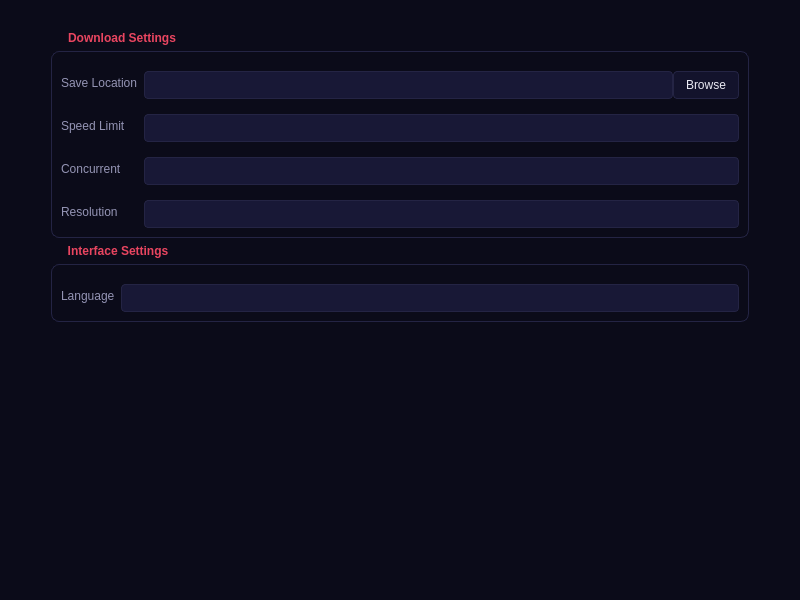
Old version of the form ui/SettingsPanel.ui in the repository Arean82/JableTV-MissAV-Downloader-GUI-2026.
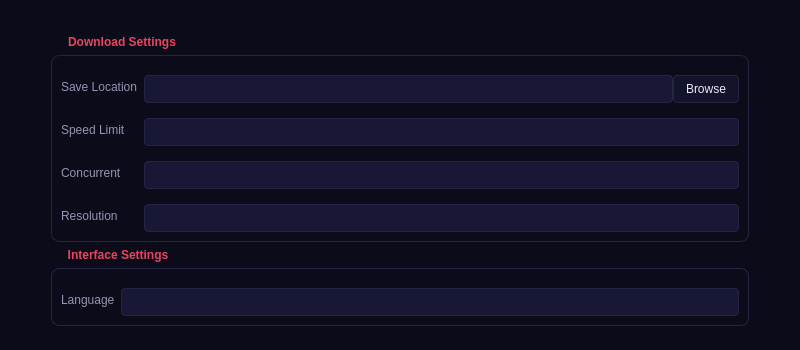
New version of the form.

Commit message: feat: implement modular GUI structure with new MainWindow and SettingsPanel widgets and update argument handling for configurable defaults

```diff
--- a/ui/SettingsPanel.ui
+++ b/ui/SettingsPanel.ui
@@ -7,7 +7,7 @@
     <x>0</x>
     <y>0</y>
     <width>800</width>
-    <height>600</height>
+    <height>350</height>
    </rect>
   </property>
   <property name="styleSheet">
@@ -27,6 +27,15 @@
   <layout class="QVBoxLayout" name="verticalLayout">
    <item>
     <widget class="QScrollArea" name="scrollArea">
+     <property name="sizePolicy">
+      <sizepolicy hsizetype="Expanding" vsizetype="Fixed">
+       <horstretch>0</horstretch>
+       <verstretch>0</verstretch>
+      </sizepolicy>
+     </property>
+     <property name="frameShape">
+      <enum>QFrame::Shape::NoFrame</enum>
+     </property>
      <property name="widgetResizable">
       <bool>true</bool>
      </property>
@@ -34,6 +43,14 @@
       <enum>QFrame::NoFrame</enum>
      </property>
      <widget class="QWidget" name="scrollAreaWidgetContents">
+      <property name="geometry">
+       <rect>
+        <x>0</x>
+        <y>0</y>
+        <width>782</width>
+        <height>332</height>
+       </rect>
+      </property>
       <layout class="QVBoxLayout" name="verticalLayout_2">
        <property name="leftMargin">
         <number>40</number>
@@ -126,19 +143,6 @@
          </layout>
         </widget>
        </item>
-       <item>
-        <spacer name="verticalSpacer">
-         <property name="orientation">
-          <enum>Qt::Vertical</enum>
-         </property>
-         <property name="sizeHint" stdset="0">
-          <size>
-           <width>20</width>
-           <height>40</height>
-          </size>
-         </property>
-        </spacer>
-       </item>
       </layout>
      </widget>
     </widget>
```
Left out of the diff: 3 changed lines with no effect on the pictures. The commit also changes 6 other files.
